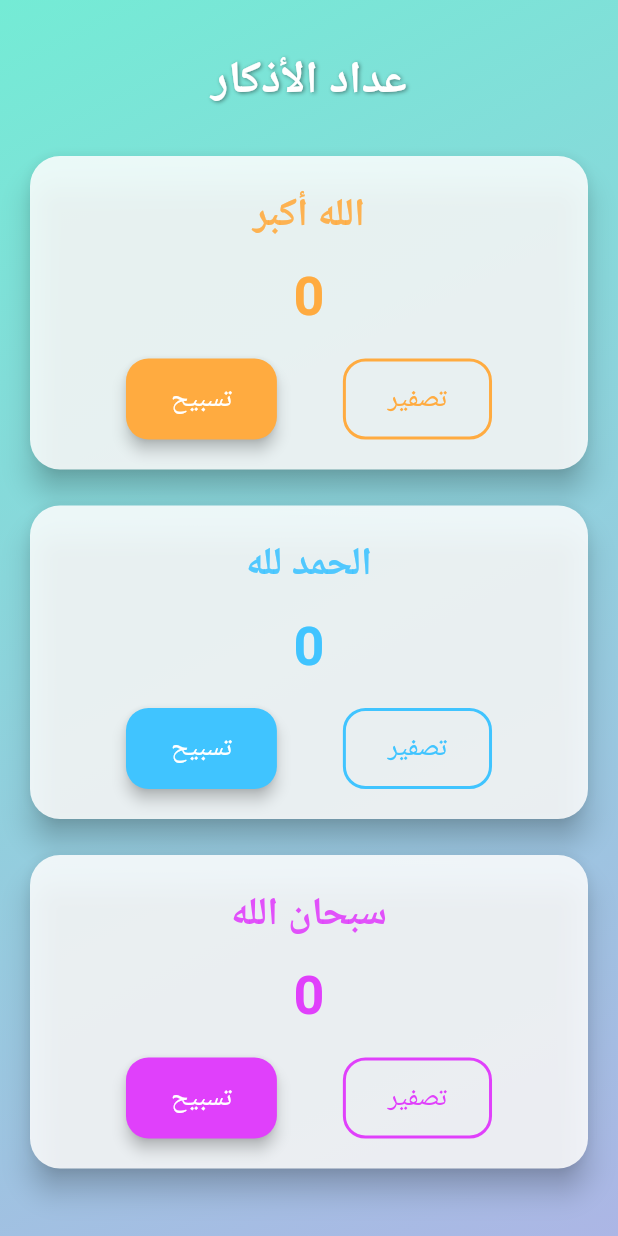
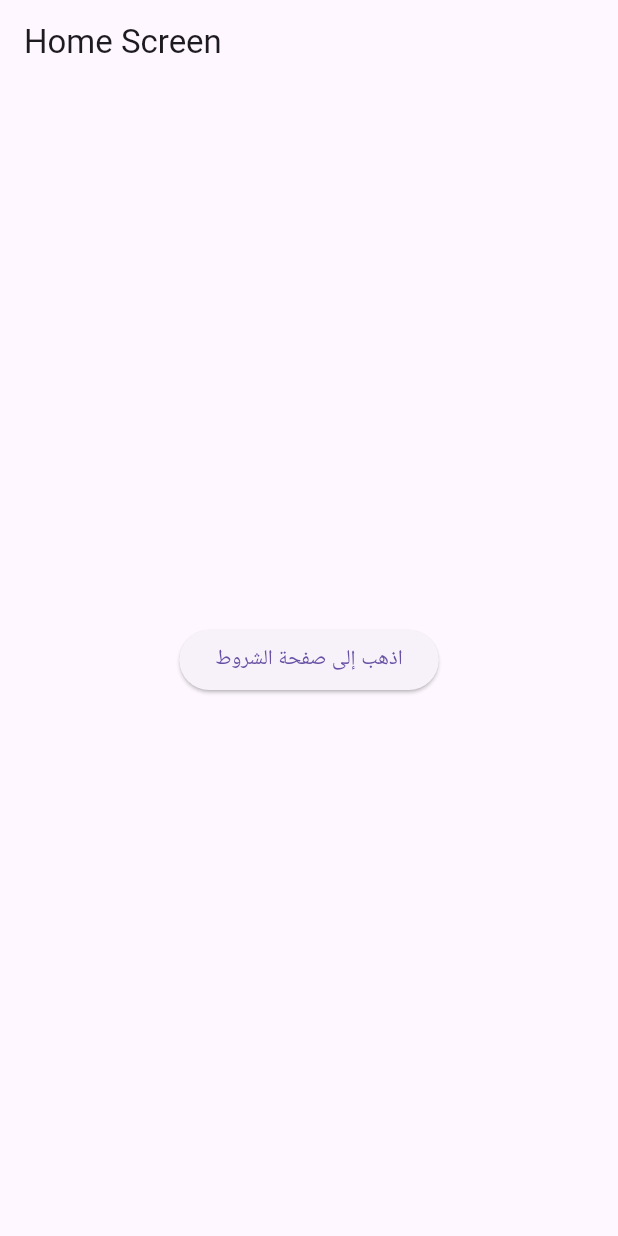
Before and after one commit to LAHENLAHRN/allapplication, a Flutter app: the screen it shows after launch, on a phone screen of 412 x 824 dp. Run offline on Flutter 3.47's test engine with Material 3 defaults, Android fonts, the phone set to English and light mode, and no system bars.

Commit message:
lesson_05_f_navigation_part3

```diff
--- a/lib/main.dart
+++ b/lib/main.dart
@@ -1,173 +1,54 @@
 import 'package:flutter/material.dart';
+import 'SecondScreen.dart';
 
 void main() {
-  runApp(const TasbeehApp());
+  runApp(const MyApp());
 }
 
-class TasbeehApp extends StatelessWidget {
-  const TasbeehApp({super.key});
+class MyApp extends StatelessWidget {
+  const MyApp({super.key});
 
   @override
   Widget build(BuildContext context) {
     return MaterialApp(
       debugShowCheckedModeBanner: false,
-      title: 'عداد التسبيح',
-      theme: ThemeData(
-        fontFamily: 'Roboto',
-        primarySwatch: Colors.teal,
-      ),
-      home: const TasbeehScreen(),
+      title: 'Return Data Demo',
+      home: const HomeScreen(),
     );
   }
 }
 
-class TasbeehScreen extends StatefulWidget {
-  const TasbeehScreen({super.key});
-
-  @override
-  State<TasbeehScreen> createState() => _TasbeehScreenState();
-}
-
-class _TasbeehScreenState extends State<TasbeehScreen> {
-  int allahuAkbar = 0;
-  int alhamdulillah = 0;
-  int subhanAllah = 0;
+class HomeScreen extends StatelessWidget {
+  const HomeScreen({super.key});
 
   @override
   Widget build(BuildContext context) {
     return Scaffold(
-      body: Container(
-        decoration: const BoxDecoration(
-          gradient: LinearGradient(
-            colors: [Color(0xFF74EBD5), Color(0xFFACB6E5)],
-            begin: Alignment.topLeft,
-            end: Alignment.bottomRight,
-          ),
-        ),
-        child: SafeArea(
-          child: SingleChildScrollView(
-            physics: const BouncingScrollPhysics(),
-            padding: const EdgeInsets.all(16.0),
-            child: Column(
-              children: [
-                const SizedBox(height: 16),
-                const Text(
-                  'عداد الأذكار',
-                  style: TextStyle(
-                    fontSize: 30,
-                    fontWeight: FontWeight.bold,
-                    color: Colors.white,
-                    shadows: [
-                      Shadow(
-                        color: Colors.black45,
-                        offset: Offset(1, 1),
-                        blurRadius: 3,
-                      ),
-                    ],
+      appBar: AppBar(title: const Text('Home Screen')),
+      body: Center(
+        child: ElevatedButton(
+          onPressed: () async {
+            final result = await Navigator.push<bool>(
+              context,
+              MaterialPageRoute(
+                builder: (context) => const SecondPage(),
+              ),
+            );
+
+            // اذا رجع نتيجة من الصفحة الثانية
+            if (result != null) {
+              ScaffoldMessenger.of(context).showSnackBar(
+                SnackBar(
+                  content: Text(
+                    result
+                        ? '✔ تمت الموافقة على الشروط'
+                        : '❌ تم رفض الشروط',
                   ),
                 ),
-                const SizedBox(height: 24),
-                _buildCounterCard(
-                  title: 'الله أكبر',
-                  count: allahuAkbar,
-                  color: Colors.orangeAccent,
-                  onTap: () => setState(() => allahuAkbar++),
-                  onReset: () => setState(() => allahuAkbar = 0),
-                ),
-                const SizedBox(height: 16),
-                _buildCounterCard(
-                  title: 'الحمد لله',
-                  count: alhamdulillah,
-                  color: Colors.lightBlueAccent,
-                  onTap: () => setState(() => alhamdulillah++),
-                  onReset: () => setState(() => alhamdulillah = 0),
-                ),
-                const SizedBox(height: 16),
-                _buildCounterCard(
-                  title: 'سبحان الله',
-                  count: subhanAllah,
-                  color: Colors.purpleAccent,
-                  onTap: () => setState(() => subhanAllah++),
-                  onReset: () => setState(() => subhanAllah = 0),
-                ),
-                const SizedBox(height: 30),
-              ],
-            ),
-          ),
-        ),
-      ),
-    );
-  }
-
-  Widget _buildCounterCard({
-    required String title,
-    required int count,
-    required Color color,
-    required VoidCallback onTap,
-    required VoidCallback onReset,
-  }) {
-    return Card(
-      color: Colors.white.withOpacity(0.85),
-      shape: RoundedRectangleBorder(borderRadius: BorderRadius.circular(20)),
-      elevation: 8,
-      child: Padding(
-        padding: const EdgeInsets.all(20),
-        child: Column(
-          children: [
-            Text(
-              title,
-              style: TextStyle(
-                fontSize: 26,
-                fontWeight: FontWeight.bold,
-                color: color.withOpacity(0.9),
-              ),
-            ),
-            const SizedBox(height: 10),
-            Text(
-              '$count',
-              style: TextStyle(
-                fontSize: 36,
-                fontWeight: FontWeight.w600,
-                color: color,
-              ),
-            ),
-            const SizedBox(height: 16),
-            Row(
-              mainAxisAlignment: MainAxisAlignment.spaceEvenly,
-              children: [
-                ElevatedButton(
-                  onPressed: onTap,
-                  style: ElevatedButton.styleFrom(
-                    backgroundColor: color,
-                    foregroundColor: Colors.white,
-                    padding: const EdgeInsets.symmetric(
-                        horizontal: 30, vertical: 14),
-                    shape: RoundedRectangleBorder(
-                        borderRadius: BorderRadius.circular(15)),
-                    elevation: 4,
-                  ),
-                  child: const Text(
-                    'تسبيح',
-                    style: TextStyle(fontSize: 18),
-                  ),
-                ),
-                OutlinedButton(
-                  onPressed: onReset,
-                  style: OutlinedButton.styleFrom(
-                    side: BorderSide(color: color, width: 2),
-                    padding: const EdgeInsets.symmetric(
-                        horizontal: 30, vertical: 14),
-                    shape: RoundedRectangleBorder(
-                        borderRadius: BorderRadius.circular(15)),
-                  ),
-                  child: Text(
-                    'تصفير',
-                    style: TextStyle(fontSize: 18, color: color),
-                  ),
-                ),
-              ],
-            ),
-          ],
+              );
+            }
+          },
+          child: const Text('اذهب إلى صفحة الشروط'),
         ),
       ),
     );
```
Also changed, not shown: lib/SecondScreen.dart (added, +70 -0 lines).
